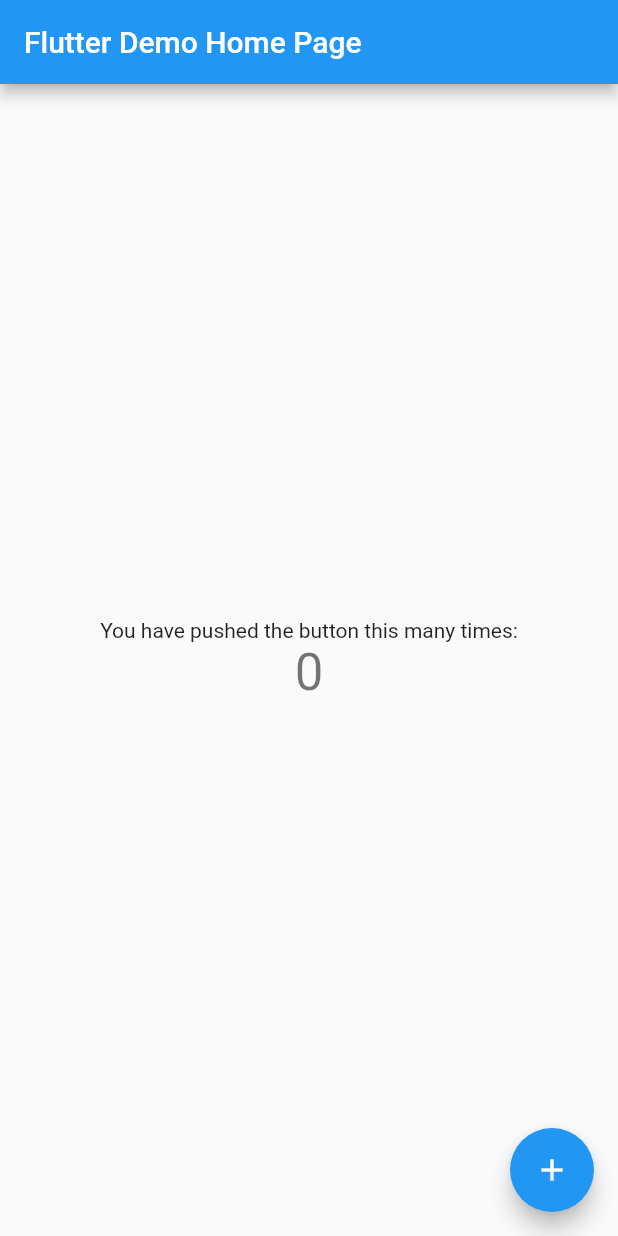
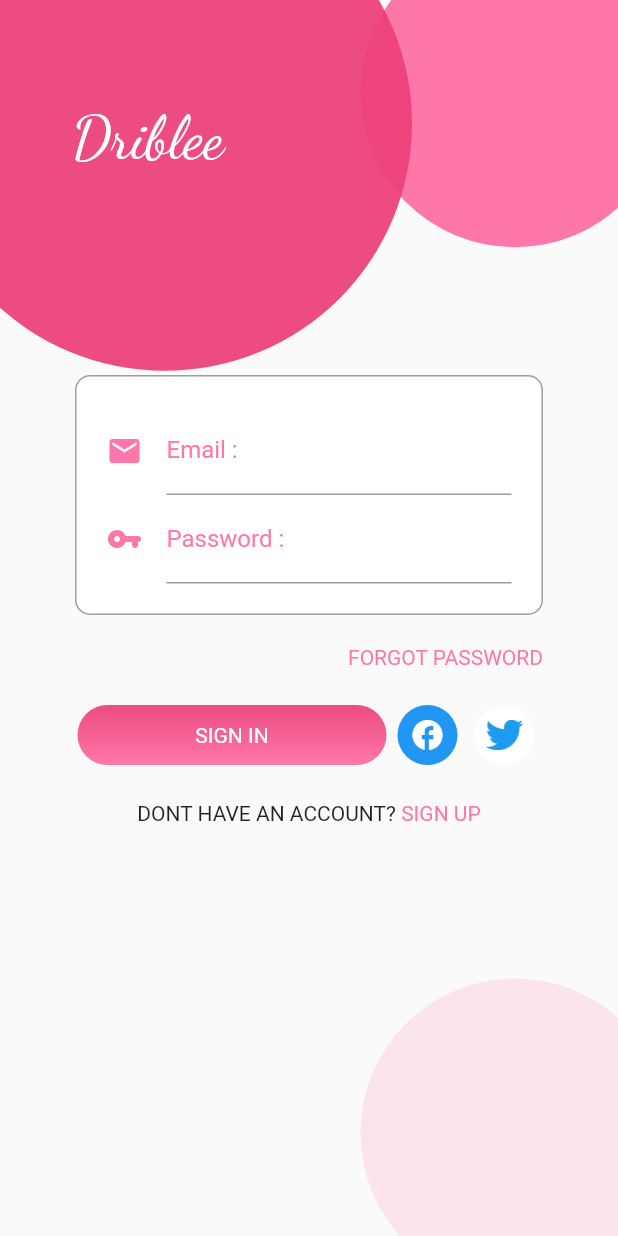
Before and after one commit to andrea-liu87/tutorial_flutter, a Flutter app: the screen it shows after launch, on a phone screen of 412 x 824 dp. Run offline on Flutter 3.47's test engine with Material 2 defaults, Android fonts, the phone set to English and light mode, and no system bars.

Commit message:
Commit tutorial 24

```diff
--- /dev/null
+++ b/lib/loginpage.dart
@@ -0,0 +1,178 @@
+import 'package:flutter/cupertino.dart';
+import 'package:flutter/material.dart';
+
+class LoginPage extends StatelessWidget {
+  const LoginPage({Key? key}) : super(key: key);
+
+  double bigDia(BuildContext context) =>
+      MediaQuery.of(context).size.width * 0.8;
+
+  double smallDia(BuildContext context) =>
+      MediaQuery.of(context).size.width * 0.5;
+
+  @override
+  Widget build(BuildContext context) {
+    return Scaffold(
+      body: Stack(children: <Widget>[
+        Positioned(
+          top: -smallDia(context) / 5,
+          right: -smallDia(context) / 6,
+          child: Container(
+            width: smallDia(context),
+            height: smallDia(context),
+            decoration: BoxDecoration(
+              shape: BoxShape.circle,
+              color: Color(0xffff77a9),
+            ),
+          ),
+        ),
+        Positioned(
+          top: -bigDia(context) / 4,
+          left: -bigDia(context) / 6,
+          child: Container(
+            width: bigDia(context),
+            height: bigDia(context),
+            child: Container(
+              margin: EdgeInsets.only(
+                  left: bigDia(context) / 3.2, top: bigDia(context) / 2.2),
+              child: Text(
+                'Driblee',
+                style: TextStyle(
+                    color: Colors.white,
+                    fontSize: 40,
+                    fontFamily: 'DancingScript'),
+              ),
+            ),
+            decoration: BoxDecoration(
+              shape: BoxShape.circle,
+              color: Color(0xeeec407a),
+            ),
+          ),
+        ),
+        Positioned(
+          bottom: -smallDia(context) / 6,
+          right: -smallDia(context) / 6,
+          child: Container(
+            width: smallDia(context),
+            height: smallDia(context),
+            decoration: BoxDecoration(
+              shape: BoxShape.circle,
+              color: Color(0xfffce4ec),
+            ),
+          ),
+        ),
+        Align(
+          alignment: Alignment.bottomCenter,
+          child: ListView(children: [
+            Container(
+              margin: EdgeInsets.fromLTRB(50, 250, 50, 10),
+              padding: EdgeInsets.all(20),
+              decoration: BoxDecoration(
+                color: Colors.white,
+                border: Border.all(color: Colors.grey),
+                borderRadius: BorderRadius.all(Radius.circular(10)),
+              ),
+              child: Column(children: [
+                TextField(
+                  decoration: InputDecoration(
+                    labelText: 'Email :',
+                    labelStyle: TextStyle(
+                      color: Color(0xffff77a9),
+                    ),
+                    icon: Icon(
+                      Icons.email,
+                      color: Color(0xffff77a9),
+                    ),
+                    focusedBorder: UnderlineInputBorder(
+                      borderSide: BorderSide(color: Colors.grey),
+                    ),
+                  ),
+                ),
+                TextField(
+                  obscureText: true,
+                  decoration: InputDecoration(
+                    labelText: 'Password :',
+                    labelStyle: TextStyle(
+                      color: Color(0xffff77a9),
+                    ),
+                    icon: Icon(
+                      Icons.vpn_key_rounded,
+                      color: Color(0xffff77a9),
+                    ),
+                    focusedBorder: UnderlineInputBorder(
+                      borderSide: BorderSide(color: Colors.grey),
+                    ),
+                  ),
+                ),
+              ]),
+            ),
+            Container(
+              margin: EdgeInsets.fromLTRB(0, 10, 50, 0),
+              child: Text(
+                'FORGOT PASSWORD',
+                style: TextStyle(color: Color(0xffff77a9)),
+                textAlign: TextAlign.end,
+              ),
+            ),
+            Container(
+              margin: EdgeInsets.fromLTRB(50, 20, 50, 20),
+              child: Row(
+                mainAxisAlignment: MainAxisAlignment.spaceAround,
+                children: [
+                  Container(
+                    width: MediaQuery.of(context).size.width * 0.5,
+                    height: 40,
+                    decoration: BoxDecoration(
+                      borderRadius: BorderRadius.circular(50),
+                      gradient: LinearGradient(
+                        colors: [Color(0xeeec407a), Color(0xffff77a9)],
+                        begin: Alignment.topCenter,
+                        end: Alignment.bottomCenter,
+                      ),
+                    ),
+                    child: Material(
+                      color: Colors.transparent,
+                      child: InkWell(
+                        onTap: (){},
+                        splashColor: Colors.amber,
+                        child: Center(
+                            child: Text(
+                          'SIGN IN',
+                          style: TextStyle(color: Colors.white),
+                        )),
+                      ),
+                    ),
+                  ),
+                  FloatingActionButton(
+                    onPressed: (){},
+                    child: Icon(Icons.facebook),
+                    mini: true,
+                    elevation: 0,
+                  ),
+                  FloatingActionButton(
+                    backgroundColor: Colors.white,
+                    onPressed: (){},
+                    child: Image(
+                      width: 25,
+                      height: 25,
+                      image: AssetImage('assets/twitterlogo.png'),
+                    ),
+                    mini: true,
+                    elevation: 0,
+                  ),
+                ],
+              ),
+            ),
+            Row(
+              mainAxisAlignment: MainAxisAlignment.center,
+              children: [
+                Text('DONT HAVE AN ACCOUNT?'),
+                Text(' SIGN UP', style: TextStyle(color: Color(0xffff77a9)),),
+              ],
+            ),
+          ]),
+        ),
+      ]),
+    );
+  }
+}
--- a/lib/main.dart
+++ b/lib/main.dart
@@ -1,113 +1,17 @@
 import 'package:flutter/material.dart';
+import 'loginpage.dart';
 
 void main() {
   runApp(MyApp());
 }
 
 class MyApp extends StatelessWidget {
-  // This widget is the root of your application.
+  const MyApp({Key? key}) : super(key: key);
+
   @override
   Widget build(BuildContext context) {
     return MaterialApp(
-      title: 'Flutter Demo',
-      theme: ThemeData(
-        // This is the theme of your application.
-        //
-        // Try running your application with "flutter run". You'll see the
-        // application has a blue toolbar. Then, without quitting the app, try
-        // changing the primarySwatch below to Colors.green and then invoke
-        // "hot reload" (press "r" in the console where you ran "flutter run",
-        // or simply save your changes to "hot reload" in a Flutter IDE).
-        // Notice that the counter didn't reset back to zero; the application
-        // is not restarted.
-        primarySwatch: Colors.blue,
-      ),
-      home: MyHomePage(title: 'Flutter Demo Home Page'),
+      home: LoginPage(),
     );
   }
 }
-
-class MyHomePage extends StatefulWidget {
-  MyHomePage({Key? key, required this.title}) : super(key: key);
-
-  // This widget is the home page of your application. It is stateful, meaning
-  // that it has a State object (defined below) that contains fields that affect
-  // how it looks.
-
-  // This class is the configuration for the state. It holds the values (in this
-  // case the title) provided by the parent (in this case the App widget) and
-  // used by the build method of the State. Fields in a Widget subclass are
-  // always marked "final".
-
-  final String title;
-
-  @override
-  _MyHomePageState createState() => _MyHomePageState();
-}
-
-class _MyHomePageState extends State<MyHomePage> {
-  int _counter = 0;
-
-  void _incrementCounter() {
-    setState(() {
-      // This call to setState tells the Flutter framework that something has
-      // changed in this State, which causes it to rerun the build method below
-      // so that the display can reflect the updated values. If we changed
-      // _counter without calling setState(), then the build method would not be
-      // called again, and so nothing would appear to happen.
-      _counter++;
-    });
-  }
-
-  @override
-  Widget build(BuildContext context) {
-    // This method is rerun every time setState is called, for instance as done
-    // by the _incrementCounter method above.
-    //
-    // The Flutter framework has been optimized to make rerunning build methods
-    // fast, so that you can just rebuild anything that needs updating rather
-    // than having to individually change instances of widgets.
-    return Scaffold(
-      appBar: AppBar(
-        // Here we take the value from the MyHomePage object that was created by
-        // the App.build method, and use it to set our appbar title.
-        title: Text(widget.title),
-      ),
-      body: Center(
-        // Center is a layout widget. It takes a single child and positions it
-        // in the middle of the parent.
-        child: Column(
-          // Column is also a layout widget. It takes a list of children and
-          // arranges them vertically. By default, it sizes itself to fit its
-          // children horizontally, and tries to be as tall as its parent.
-          //
-          // Invoke "debug painting" (press "p" in the console, choose the
-          // "Toggle Debug Paint" action from the Flutter Inspector in Android
-          // Studio, or the "Toggle Debug Paint" command in Visual Studio Code)
-          // to see the wireframe for each widget.
-          //
-          // Column has various properties to control how it sizes itself and
-          // how it positions its children. Here we use mainAxisAlignment to
-          // center the children vertically; the main axis here is the vertical
-          // axis because Columns are vertical (the cross axis would be
-          // horizontal).
-          mainAxisAlignment: MainAxisAlignment.center,
-          children: <Widget>[
-            Text(
-              'You have pushed the button this many times:',
-            ),
-            Text(
-              '$_counter',
-              style: Theme.of(context).textTheme.headline4,
-            ),
-          ],
-        ),
-      ),
-      floatingActionButton: FloatingActionButton(
-        onPressed: _incrementCounter,
-        tooltip: 'Increment',
-        child: Icon(Icons.add),
-      ), // This trailing comma makes auto-formatting nicer for build methods.
-    );
-  }
-}
```
Also changed, not shown: pubspec.yaml (+6 -6 lines), assets/DancingScript-Regular.ttf (added), assets/twitterlogo.png (added).
